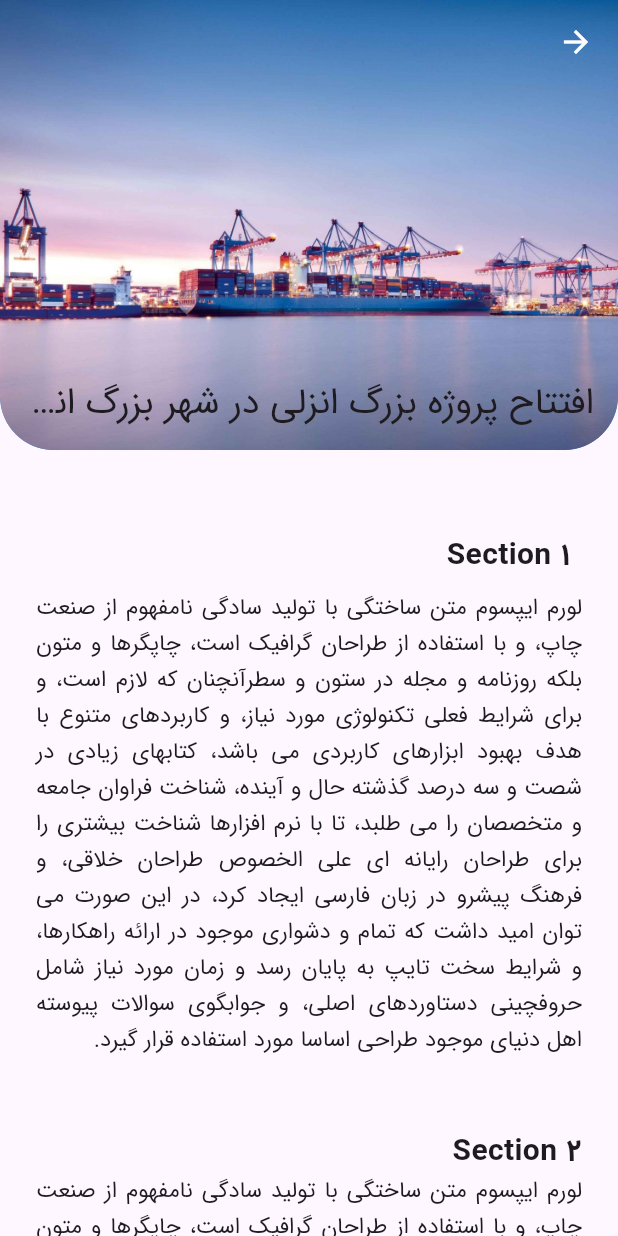
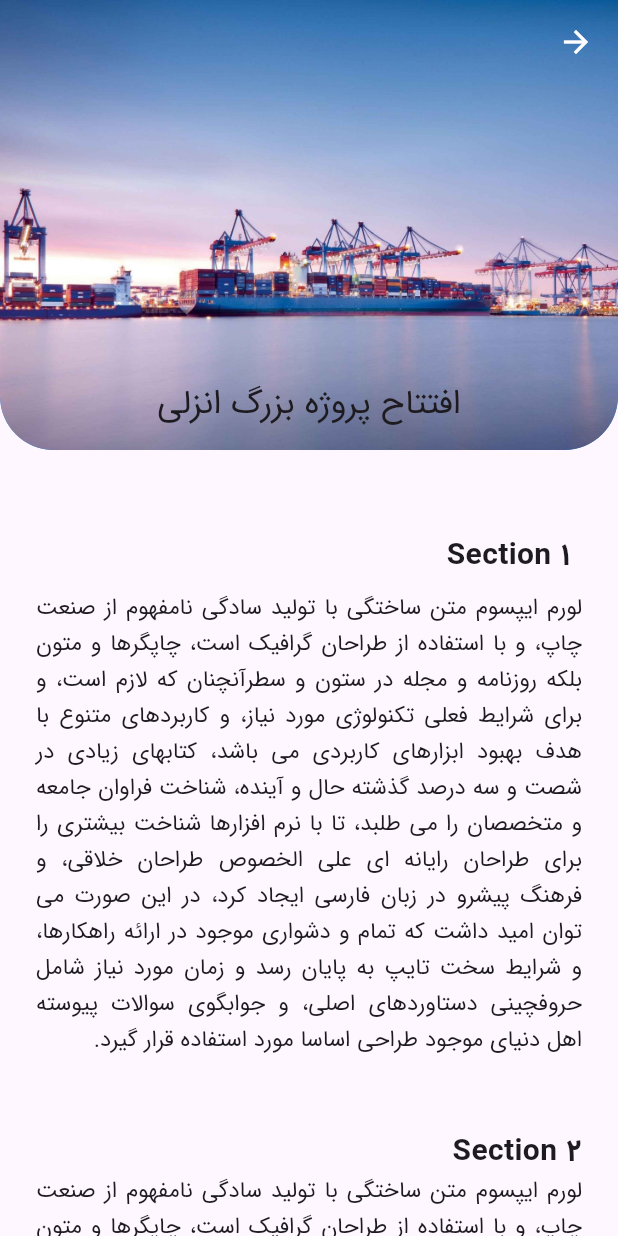
Before and after one commit to bahiraei/porduct_owner, a Flutter app: the NewsScreen screen opened by its route, on a phone screen of 412 x 824 dp. Run offline on Flutter 3.47's test engine with Material 3 defaults, Android fonts, the phone set to English and light mode, and no system bars; our stand-ins replace dropdown_button2, flutter_animate, gap, google_nav_bar, line_icons, pinput and 1 more; missing offline and left inert: persian_datetime_picker.

Commit message:
fix some bug

```diff
--- a/lib/features/news/news_screen.dart
+++ b/lib/features/news/news_screen.dart
@@ -50,9 +50,9 @@ class _NewsScreenState extends State<NewsScreen> {
             floating: true,
             flexibleSpace: FlexibleSpaceBar(
               title: const Text(
-                'افتتاح پروژه بزرگ انزلی در شهر بزرگ انزلی واقع در ایران',
+                'افتتاح پروژه بزرگ انزلی',
                 style: TextStyle(
-                  fontSize: 16.0,
+                  fontSize: 15.0,
                 ),
                 overflow: TextOverflow.ellipsis,
               ),
@@ -141,6 +141,8 @@ class _NewsScreenState extends State<NewsScreen> {
                       textAlign: TextAlign.justify,
                     ),
 
+                    Text('1402/04')
+
                     // Add more widgets as needed
                   ],
                 ),
```
